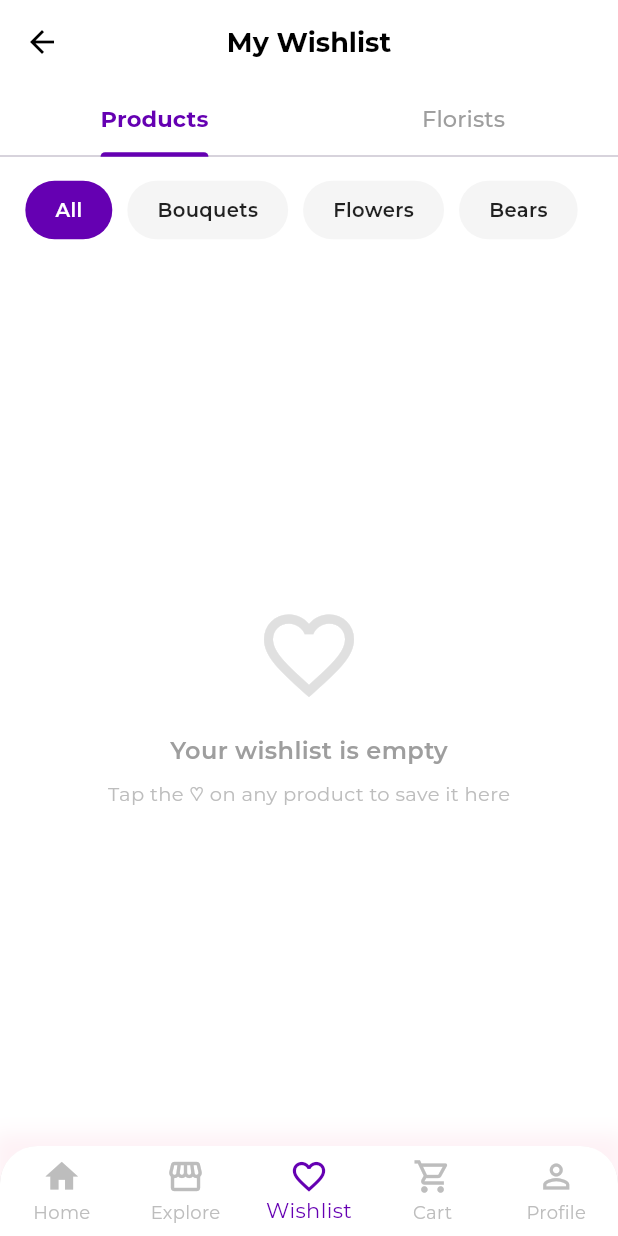
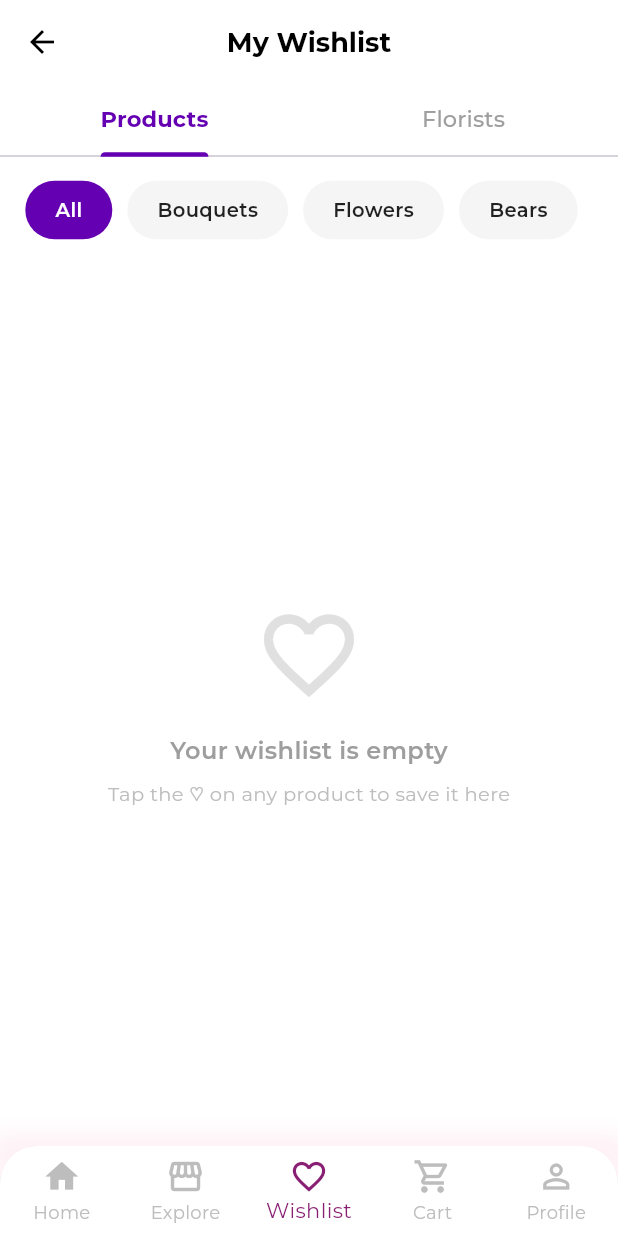
Before and after one commit to AkiraSunsets/GreenBelt-Store, a Flutter app: the HomeScreen screen opened directly, item 3 of the bottom bar chosen, on a phone screen of 412 x 824 dp. Run offline on Flutter 3.47's test engine with Material 3 defaults, Android fonts, the phone set to English and light mode, and no system bars; our stand-ins replace google_fonts, shared_preferences, smooth_page_indicator, sqflite; accounts and stored records are empty; network calls fail.

Commit message:
fixing details

```diff
--- a/lib/components/primary_button.dart
+++ b/lib/components/primary_button.dart
@@ -23,7 +23,7 @@ class PrimaryButton extends StatelessWidget {
       child: ElevatedButton(
         onPressed: onPressed,
         style: ElevatedButton.styleFrom(
-          backgroundColor: const Color(0xFF6500B2),
+          backgroundColor: const Color(0xFF881F72),
           elevation: 0,
           shape: RoundedRectangleBorder(
             borderRadius: BorderRadius.circular(24),
--- a/lib/components/social_icon.dart
+++ b/lib/components/social_icon.dart
@@ -25,7 +25,7 @@ class SocialIconButton extends StatelessWidget {
         ),
         child: Icon(
           iconData,
-          color: const Color(0xFF6500B2),
+          color: const Color(0xFF881F72),
           size: 30,
         ),
       ),
--- a/lib/components/text_field.dart
+++ b/lib/components/text_field.dart
@@ -41,7 +41,7 @@ class _CustomTextFieldState extends State<CustomTextField> {
           style: GoogleFonts.montserrat(
             fontSize: 14,
             fontWeight: FontWeight.w600,
-            color: const Color(0xFF6500B2),
+            color: const Color(0xFF881F72),
           ),
         ),
         const SizedBox(height: 10),
--- a/lib/main.dart
+++ b/lib/main.dart
@@ -19,10 +19,8 @@ class MyApp extends StatelessWidget {
 
   @override
   Widget build(BuildContext context) {
-    // Envolvemos o MaterialApp com o AppStateProvider para
-    // disponibilizar o estado global em toda a árvore de widgets.
     return AppStateProvider(
-      state: AppState(), // Instanciamos o estado aqui no topo
+      state: AppState(),
       child: MaterialApp(
         debugShowCheckedModeBanner: false,
         theme: ThemeData(
--- a/lib/screens/home_screen.dart
+++ b/lib/screens/home_screen.dart
@@ -114,7 +114,7 @@ class _HomeScreenState extends State<HomeScreen> {
             spreadRadius: 5,
             blurRadius: 10,
             offset: const Offset(0, -3),
-          )
+          ),
         ],
       ),
       child: ClipRRect(
@@ -123,17 +123,21 @@ class _HomeScreenState extends State<HomeScreen> {
           currentIndex: _currentIndex,
           onTap: (i) => setState(() => _currentIndex = i),
           backgroundColor: Colors.white,
-          selectedItemColor: const Color(0xFF6500B2),
+          selectedItemColor: const Color(0xFF881F72),
           unselectedItemColor: Colors.grey.shade400,
           type: BottomNavigationBarType.fixed,
           items: [
             const BottomNavigationBarItem(
-                icon: Icon(Icons.home, size: 26), label: 'Home'),
+              icon: Icon(Icons.home, size: 26),
+              label: 'Home',
+            ),
             const BottomNavigationBarItem(
               icon: Icon(Icons.storefront_outlined, size: 26),
-                label: 'Explore'),
+              label: 'Explore',
+            ),
             BottomNavigationBarItem(
-              icon: Stack(children: [
+              icon: Stack(
+                children: [
                   const Icon(Icons.favorite_border, size: 26),
                   if (state.wishlistProdutos.isNotEmpty)
                     Positioned(
@@ -143,13 +147,18 @@ class _HomeScreenState extends State<HomeScreen> {
                         width: 8,
                         height: 8,
                         decoration: const BoxDecoration(
-                            color: Colors.red, shape: BoxShape.circle)),
-                  )
-              ]),
+                          color: Colors.red,
+                          shape: BoxShape.circle,
+                        ),
+                      ),
+                    ),
+                ],
+              ),
               label: 'Wishlist',
             ),
             BottomNavigationBarItem(
-              icon: Stack(children: [
+              icon: Stack(
+                children: [
                   const Icon(Icons.shopping_cart_outlined, size: 26),
                   if (state.cartCount > 0)
                     Positioned(
@@ -158,19 +167,27 @@ class _HomeScreenState extends State<HomeScreen> {
                       child: Container(
                         padding: const EdgeInsets.all(2),
                         decoration: const BoxDecoration(
-                          color: Color(0xFF6500B2), shape: BoxShape.circle),
-                      child: Text('${state.cartCount}',
+                          color: Color(0xFF881F72),
+                          shape: BoxShape.circle,
+                        ),
+                        child: Text(
+                          '${state.cartCount}',
                           style: const TextStyle(
                             color: Colors.white,
                             fontSize: 9,
-                              fontWeight: FontWeight.bold)),
+                            fontWeight: FontWeight.bold,
                           ),
-                  )
-              ]),
+                        ),
+                      ),
+                    ),
+                ],
+              ),
               label: 'Cart',
             ),
             const BottomNavigationBarItem(
-                icon: Icon(Icons.person_outline, size: 26), label: 'Profile'),
+              icon: Icon(Icons.person_outline, size: 26),
+              label: 'Profile',
+            ),
           ],
         ),
       ),
@@ -195,9 +212,13 @@ class _HomeScreenState extends State<HomeScreen> {
           const SizedBox(height: 24),
           Padding(
             padding: const EdgeInsets.symmetric(horizontal: 20.0),
-            child: Text('Featured',
+            child: Text(
+              'Featured',
               style: GoogleFonts.montserrat(
-                    fontSize: 16, fontWeight: FontWeight.bold)),
+                fontSize: 16,
+                fontWeight: FontWeight.bold,
+              ),
+            ),
           ),
           const SizedBox(height: 14),
           _buildProductGrid(state),
@@ -211,21 +232,32 @@ class _HomeScreenState extends State<HomeScreen> {
     child: Row(
       mainAxisAlignment: MainAxisAlignment.spaceBetween,
       children: [
-            Column(crossAxisAlignment: CrossAxisAlignment.start, children: [
-              Text('Welcome back! 👋',
+        Column(
+          crossAxisAlignment: CrossAxisAlignment.start,
+          children: [
+            Text(
+              'Welcome back! ',
               style: GoogleFonts.montserrat(
-                      fontSize: 13, color: Colors.grey.shade500)),
+                fontSize: 13,
+                color: Colors.grey.shade500,
+              ),
+            ),
             // Exibe o nome real do usuário logado
             Text(
               _userName.isEmpty ? 'Loading...' : _userName,
               style: GoogleFonts.montserrat(
-                    fontSize: 18, fontWeight: FontWeight.bold),
+                fontSize: 18,
+                fontWeight: FontWeight.bold,
               ),
-            ]),
+            ),
+          ],
+        ),
         IconButton(
           icon: const Icon(Icons.shopping_cart_outlined),
-              onPressed: () => Navigator.push(context,
-                  MaterialPageRoute(builder: (_) => const CartScreen())),
+          onPressed: () => Navigator.push(
+            context,
+            MaterialPageRoute(builder: (_) => const CartScreen()),
+          ),
         ),
       ],
     ),
@@ -250,17 +282,14 @@ class _HomeScreenState extends State<HomeScreen> {
 
   Widget _buildCarousel() => SizedBox(
     height: 170,
-        child: Column(children: [
+    child: Column(
+      children: [
         Expanded(
           child: PageView(
             controller: _pageController,
             children: const [
-                BannerCard(
-                    imageUrl:
-                        'https://images.unsplash.com/photo-1490750967868-88df5691cc1e?w=800&q=80'),
-                BannerCard(
-                    imageUrl:
-                        'https://images.unsplash.com/photo-1469259943454-aa100abba749?w=800&q=80'),
+              BannerCard(assetPath: 'assets/images/1.jpg'),
+              BannerCard(assetPath: 'assets/images/2.jpg'),
             ],
           ),
         ),
@@ -271,10 +300,11 @@ class _HomeScreenState extends State<HomeScreen> {
           effect: const SlideEffect(
             dotWidth: 8,
             dotHeight: 8,
-              activeDotColor: Color(0xFF6500B2),
+            activeDotColor: Color(0xFF881F72),
           ),
         ),
-        ]),
+      ],
+    ),
   );
 
   Widget _buildCategoryHeader() => Padding(
@@ -282,16 +312,23 @@ class _HomeScreenState extends State<HomeScreen> {
     child: Row(
       mainAxisAlignment: MainAxisAlignment.spaceBetween,
       children: [
-            Text('Categories',
+        Text(
+          'Categories',
           style: GoogleFonts.montserrat(
-                    fontSize: 16, fontWeight: FontWeight.bold)),
+            fontSize: 16,
+            fontWeight: FontWeight.bold,
+          ),
+        ),
         GestureDetector(
           onTap: () => setState(() => _currentIndex = 1),
-              child: Text('See All',
+          child: Text(
+            'See All',
             style: GoogleFonts.montserrat(
               fontSize: 13,
               fontWeight: FontWeight.w600,
-                      color: const Color(0xFF6500B2))),
+              color: const Color(0xFF881F72),
+            ),
+          ),
         ),
       ],
     ),
@@ -302,15 +339,16 @@ class _HomeScreenState extends State<HomeScreen> {
     padding: const EdgeInsets.symmetric(horizontal: 20.0),
     child: Row(
       children: _categories
-              .map((cat) => Padding(
+          .map(
+            (cat) => Padding(
               padding: const EdgeInsets.only(right: 10),
               child: CategoryButton(
                 title: cat,
                 isSelected: _selectedCategory == cat,
-                      onPressed: () =>
-                          setState(() => _selectedCategory = cat),
+                onPressed: () => setState(() => _selectedCategory = cat),
               ),
-                  ))
+            ),
+          )
           .toList(),
     ),
   );
@@ -334,7 +372,8 @@ class _HomeScreenState extends State<HomeScreen> {
           onTap: () => Navigator.push(
             context,
             MaterialPageRoute(
-                    builder: (_) => ProductDetailsScreen(produto: produto)),
+              builder: (_) => ProductDetailsScreen(produto: produto),
+            ),
           ),
         );
       },
@@ -346,14 +385,22 @@ class _HomeScreenState extends State<HomeScreen> {
       children: [
         Padding(
           padding: const EdgeInsets.fromLTRB(20, 20, 20, 12),
-          child: Row(children: [
-            Text('Explore',
+          child: Row(
+            children: [
+              Text(
+                'Explore',
                 style: GoogleFonts.montserrat(
-                    fontSize: 22, fontWeight: FontWeight.bold)),
+                  fontSize: 22,
+                  fontWeight: FontWeight.bold,
+                ),
+              ),
               const Spacer(),
               IconButton(
-                icon: const Icon(Icons.tune_outlined), onPressed: () {}),
-          ]),
+                icon: const Icon(Icons.tune_outlined),
+                onPressed: () {},
+              ),
+            ],
+          ),
         ),
         _buildCategoryList(),
         const SizedBox(height: 16),
```
Also changed, not shown: lib/components/banner_card.dart (+4 -4 lines), lib/screens/cart_screen.dart (+10 -10 lines), lib/screens/checkout_screen.dart (+9 -9 lines), lib/screens/login_screen.dart (+4 -4 lines), pubspec.yaml (+7 -7 lines), lib/assets/images/1.jpg (added), lib/assets/images/2.jpg (added), lib/assets/images/3.jpg (added), pubspec.lock. Lines whose indentation alone changed are shown as unchanged.
